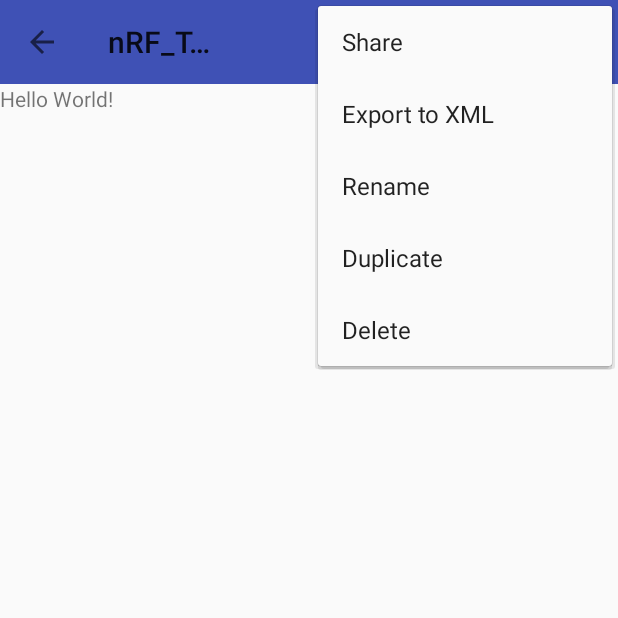
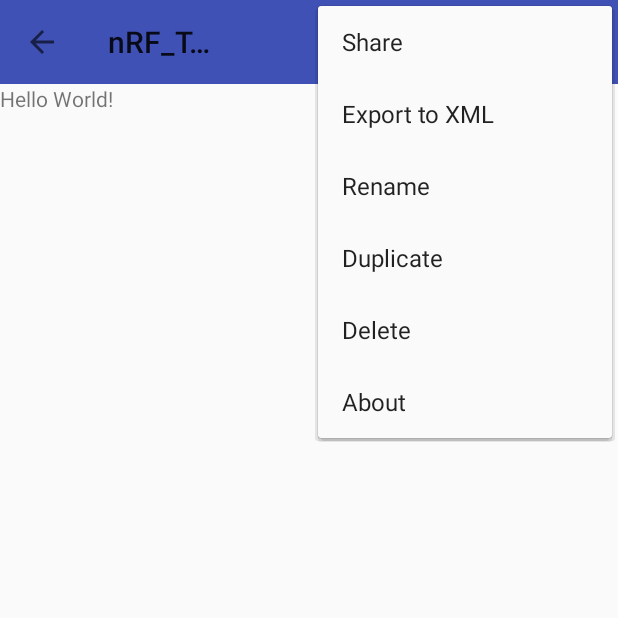
Before and after one commit to betheracer/nRF_Toolbar, an Android app: the screen it shows after launch (MainActivity), with the options menu open, on a phone screen of 412 x 824 dp, the top half of it. Run offline under Robolectric (Android 15) with nearby library versions, the phone set to English and light mode, and no system bars.

Commit message:
menu 항목 1개 더 추가.

```diff
--- a/app/src/main/java/com/example/devin/nrf_toolbar/MainActivity.java
+++ b/app/src/main/java/com/example/devin/nrf_toolbar/MainActivity.java
@@ -25,6 +25,8 @@ public class MainActivity extends AppCompatActivity {
         getMenuInflater().inflate(R.menu.uart_menu_configurations, menu);
         getMenuInflater().inflate(R.menu.uart_menu, menu);
 
+        getMenuInflater().inflate(R.menu.help, menu);
+
         return super.onCreateOptionsMenu(menu);
     }
 }
--- /dev/null
+++ b/app/src/main/res/menu/help.xml
@@ -0,0 +1,31 @@
+<!--
+  ~ Copyright (c) 2015, Nordic Semiconductor
+  ~ All rights reserved.
+  ~
+  ~ Redistribution and use in source and binary forms, with or without modification, are permitted provided that the following conditions are met:
+  ~
+  ~ 1. Redistributions of source code must retain the above copyright notice, this list of conditions and the following disclaimer.
+  ~
+  ~ 2. Redistributions in binary form must reproduce the above copyright notice, this list of conditions and the following disclaimer in the
+  ~ documentation and/or other materials provided with the distribution.
+  ~
+  ~ 3. Neither the name of the copyright holder nor the names of its contributors may be used to endorse or promote products derived from this
+  ~ software without specific prior written permission.
+  ~
+  ~ THIS SOFTWARE IS PROVIDED BY THE COPYRIGHT HOLDERS AND CONTRIBUTORS "AS IS" AND ANY EXPRESS OR IMPLIED WARRANTIES, INCLUDING, BUT NOT
+  ~ LIMITED TO, THE IMPLIED WARRANTIES OF MERCHANTABILITY AND FITNESS FOR A PARTICULAR PURPOSE ARE DISCLAIMED. IN NO EVENT SHALL THE COPYRIGHT
+  ~ HOLDER OR CONTRIBUTORS BE LIABLE FOR ANY DIRECT, INDIRECT, INCIDENTAL, SPECIAL, EXEMPLARY, OR CONSEQUENTIAL DAMAGES (INCLUDING, BUT NOT
+  ~ LIMITED TO, PROCUREMENT OF SUBSTITUTE GOODS OR SERVICES; LOSS OF USE, DATA, OR PROFITS; OR BUSINESS INTERRUPTION) HOWEVER CAUSED AND ON
+  ~ ANY THEORY OF LIABILITY, WHETHER IN CONTRACT, STRICT LIABILITY, OR TORT (INCLUDING NEGLIGENCE OR OTHERWISE) ARISING IN ANY WAY OUT OF THE
+  ~ USE OF THIS SOFTWARE, EVEN IF ADVISED OF THE POSSIBILITY OF SUCH DAMAGE.
+  -->
+<menu xmlns:android="http://schemas.android.com/apk/res/android"
+    xmlns:app="http://schemas.android.com/apk/res-auto" >
+
+    <item
+        android:id="@+id/action_about"
+        android:orderInCategory="100"
+        app:showAsAction="never"
+        android:title="@string/action_about"/>
+
+</menu>
--- a/app/src/main/res/values/strings.xml
+++ b/app/src/main/res/values/strings.xml
@@ -1,3 +1,8 @@
 <resources>
     <string name="app_name">nRF_Toolbar</string>
+
+
+    <string name="action_about">About</string>
+
+
 </resources>
```
